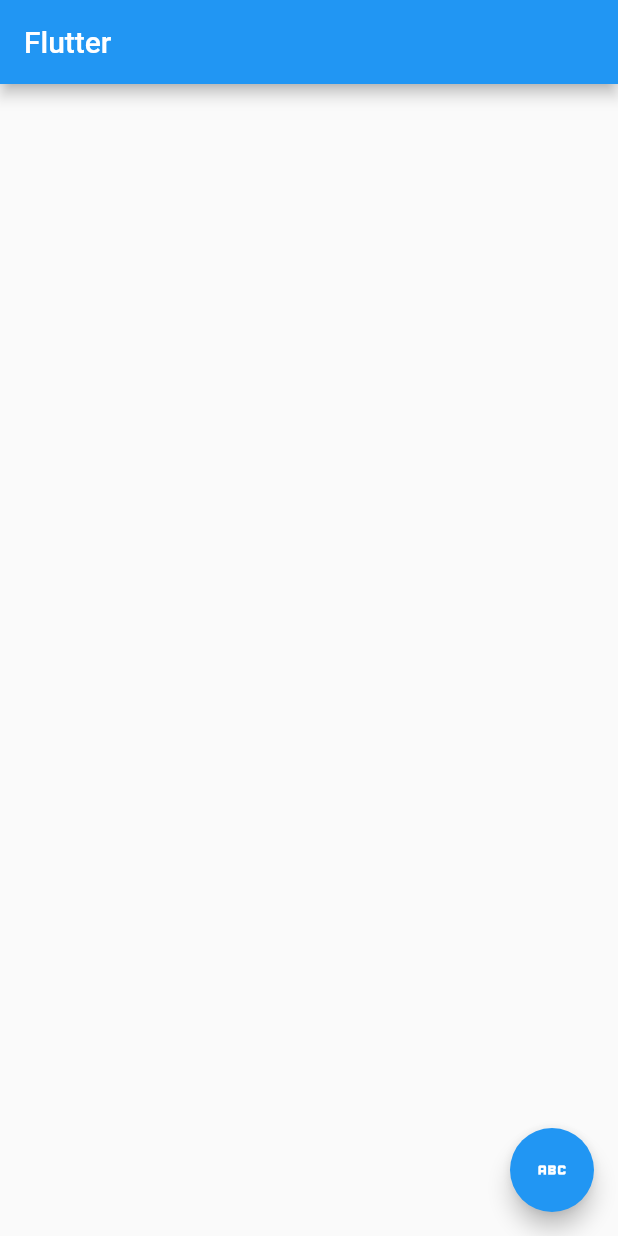
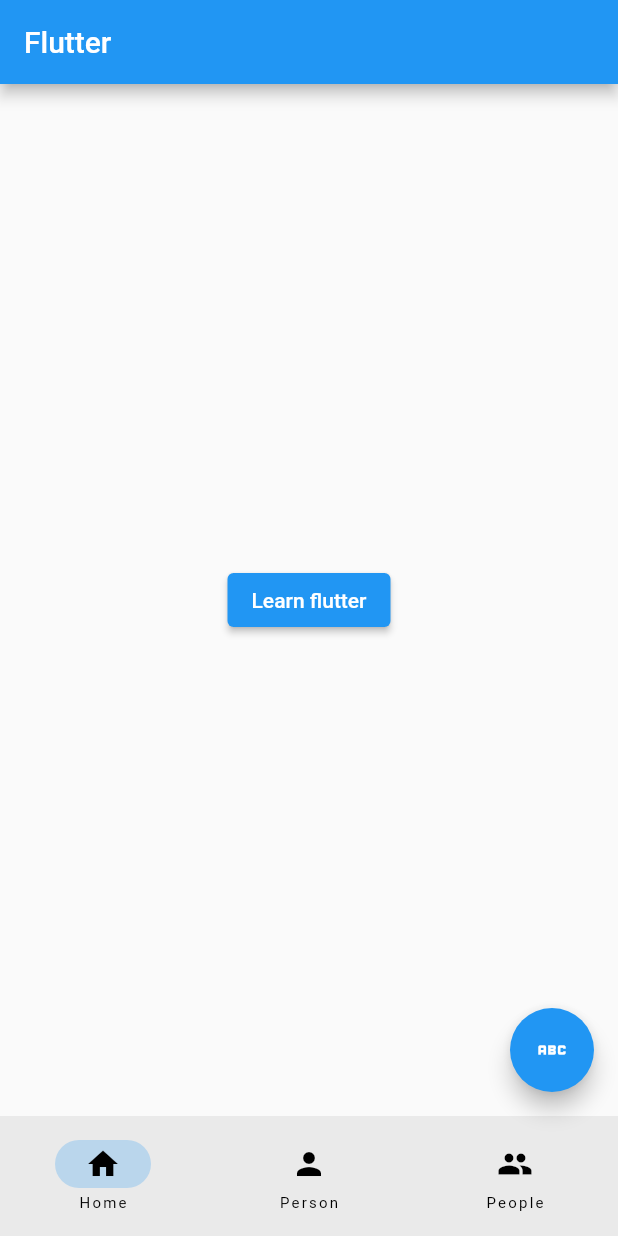
Before and after one commit to harshilpatel9999/my_demo, a Flutter app: the screen it shows after launch, on a phone screen of 412 x 824 dp. Run offline on Flutter 3.47's test engine with Material 2 defaults, Android fonts, the phone set to English and light mode, and no system bars.

Commit message:
My_demo Done

```diff
--- /dev/null
+++ b/lib/home_page.dart
@@ -0,0 +1,24 @@
+import 'package:flutter/material.dart';
+import 'package:my_demo/learn_flutter_page.dart';
+
+class Homepage extends StatelessWidget {
+  const Homepage({super.key});
+
+  @override
+  Widget build(BuildContext context) {
+    return Center(
+      child: ElevatedButton(
+        onPressed: () {
+          Navigator.of(context).push(
+            MaterialPageRoute(
+              builder: (BuildContext context) {
+                return LearnFlutterPage();
+              },
+            ),
+          );
+        },
+        child: const Text('Learn flutter'),
+      ),
+    );
+  }
+}
--- a/lib/main.dart
+++ b/lib/main.dart
@@ -1,4 +1,6 @@
 import 'package:flutter/material.dart';
+import 'package:my_demo/home_page.dart';
+import 'package:my_demo/profile_page.dart';
 
 void main() {
   runApp(const MyApp());
@@ -25,16 +27,35 @@ class Rootpage extends StatefulWidget {
 }
 
 class _RootpageState extends State<Rootpage> {
+  int currentPage = 0;
+  List<Widget> pages = const [Homepage(), ProfilePage()];
+
+//  set currentPage(dynamic value) {}
+
   @override
   Widget build(BuildContext context) {
     return Scaffold(
       appBar: AppBar(title: const Text('Flutter')),
+      body: pages[currentPage],
       floatingActionButton: FloatingActionButton(
         onPressed: () {
           debugPrint('Floating action Button');
         },
         child: const Icon(Icons.abc),
       ),
+      bottomNavigationBar: NavigationBar(
+        destinations: const [
+          NavigationDestination(icon: Icon(Icons.home), label: 'Home'),
+          NavigationDestination(icon: Icon(Icons.person), label: 'Person'),
+          NavigationDestination(icon: Icon(Icons.people), label: 'People'),
+        ],
+        onDestinationSelected: (int index) {
+          setState(() {
+            currentPage = index;
+          });
+        },
+        selectedIndex: currentPage,
+      ),
     );
   }
 }
--- a/pubspec.yaml
+++ b/pubspec.yaml
@@ -59,8 +59,8 @@ flutter:
   uses-material-design: true
 
   # To add assets to your application, add an assets section, like this:
-  # assets:
-  #   - images/a_dot_burr.jpeg
+  assets:
+     - images/
   #   - images/a_dot_ham.jpeg
 
   # An image asset can refer to one or more resolution-specific "variants", see
```
Also changed, not shown: lib/learn_flutter_page.dart (added, +116 -0 lines), lib/profile_page.dart (added, +24 -0 lines), images/GOPR4912.jpg (added).
